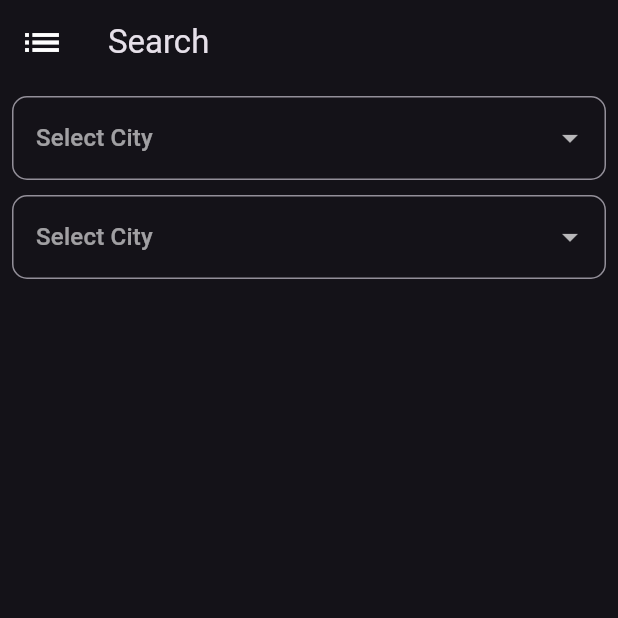
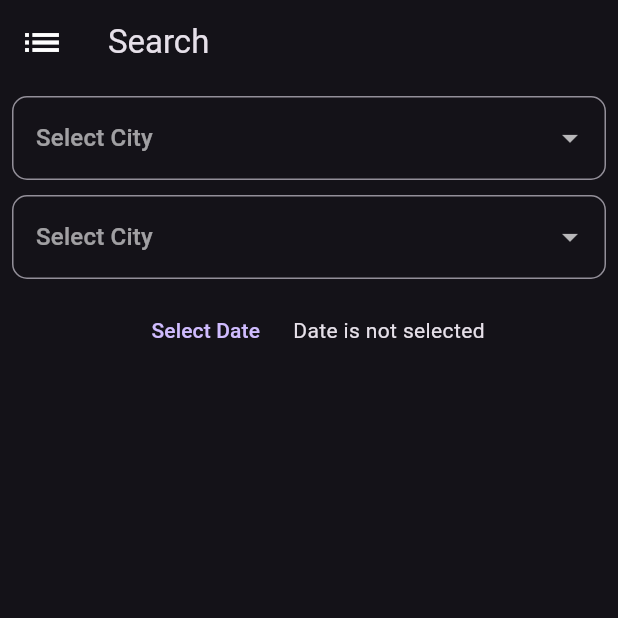
Before and after one commit to WaleedAlaql/bus-reservation-application-frontend, a Flutter app: the screen it shows after launch, on a phone screen of 412 x 824 dp, the top half of it. Run offline on Flutter 3.47's test engine with Material 3 defaults, Android fonts, the phone set to English and light mode, and no system bars; our stand-ins replace date_format.

Commit message:
Adding Date Picker To The Search Page

```diff
--- a/frontend:/bus_reservation_application/lib/pages/search_page.dart
+++ b/frontend:/bus_reservation_application/lib/pages/search_page.dart
@@ -1,4 +1,5 @@
 import 'package:bus_reservation_application/utils/constants.dart';
+import 'package:date_format/date_format.dart';
 import 'package:flutter/material.dart';
 
 class SearchPage extends StatefulWidget {
@@ -11,7 +12,7 @@ class SearchPage extends StatefulWidget {
 class _SearchPageState extends State<SearchPage> {
   String? fromCity;
   String? toCity;
-  DateTime? date;
+  DateTime? selectedDate;
   @override
   Widget build(BuildContext context) {
     return Scaffold(
@@ -86,9 +87,39 @@ class _SearchPageState extends State<SearchPage> {
                     });
                   },
                 ),
+                const SizedBox(height: 10),
+                Row(
+                  mainAxisAlignment: MainAxisAlignment.center,
+                  children: [
+                    TextButton(
+                      onPressed: selectDate,
+                      child: const Text('Select Date'),
+                    ),
+                    const SizedBox(width: 10),
+                    Text(
+                      selectedDate == null
+                          ? 'Date is not selected'
+                          : formatDate(
+                              selectedDate!, ['dd', '-', 'MM', '-', 'yyyy']),
+                    ),
+                  ],
+                )
               ],
             ),
           ),
         ));
   }
+
+  void selectDate() {
+    showDatePicker(
+      context: context,
+      initialDate: DateTime.now(),
+      firstDate: DateTime.now(),
+      lastDate: DateTime.now().add(const Duration(days: 365)),
+    ).then((value) {
+      setState(() {
+        selectedDate = value;
+      });
+    });
+  }
 }
--- a/frontend:/bus_reservation_application/pubspec.yaml
+++ b/frontend:/bus_reservation_application/pubspec.yaml
@@ -35,6 +35,7 @@ dependencies:
   # The following adds the Cupertino Icons font to your application.
   # Use with the CupertinoIcons class for iOS style icons.
   cupertino_icons: ^1.0.8
+  date_format: ^2.0.9
 
 dev_dependencies:
   flutter_test:
```
Also changed, not shown: frontend:/bus_reservation_application/pubspec.lock.
